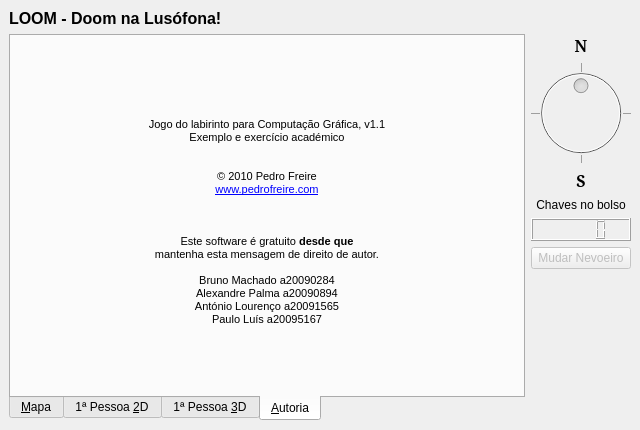
First picture: the form in cg-maze-src/mainwindow.ui, repository kassaus/cg-paba-2011, before the edit.
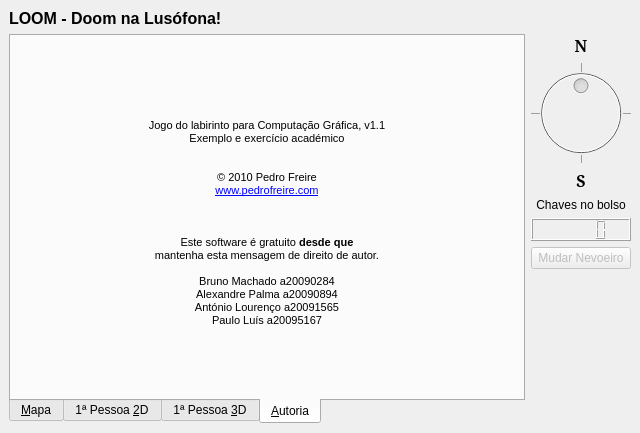
Second picture: the form after the edit. The open tabs and pages were chosen to show the change. Icons and pictures are not drawn. Custom widgets are drawn as their Qt base class.

Diff of the .ui file:
```diff
--- a/cg-maze-src/mainwindow.ui
+++ b/cg-maze-src/mainwindow.ui
@@ -8,7 +8,7 @@
     <x>0</x>
     <y>0</y>
     <width>640</width>
-    <height>430</height>
+    <height>433</height>
    </rect>
   </property>
   <property name="windowTitle">
```
Left out of the diff: 2 changed lines with no effect on the pictures.
